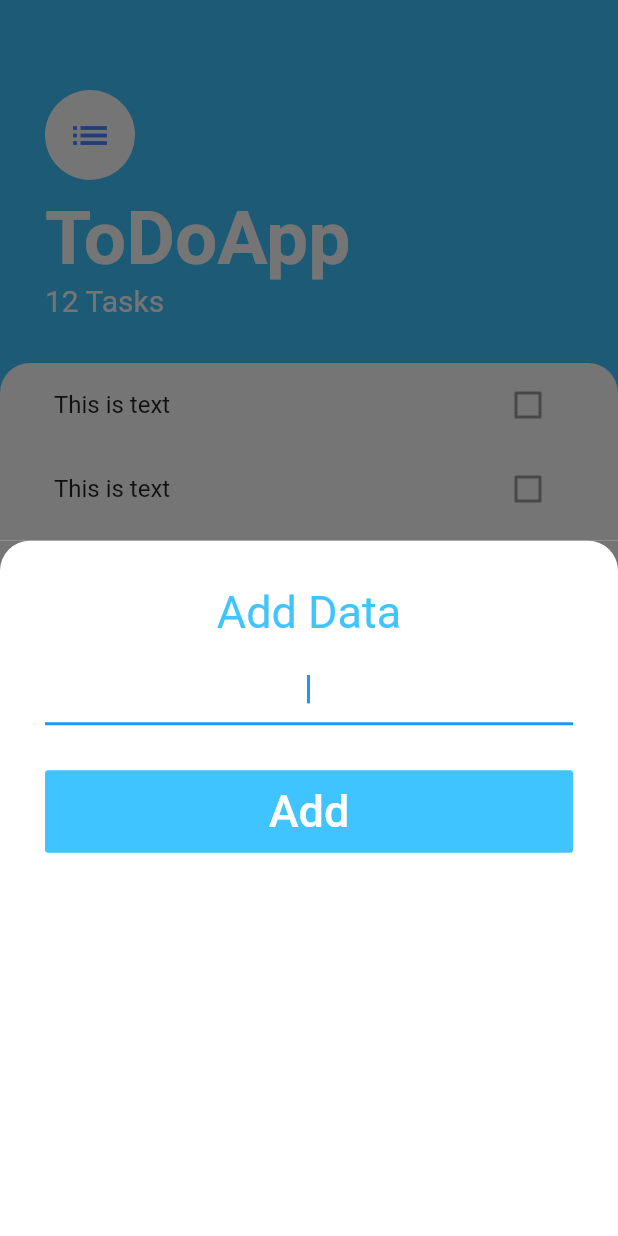
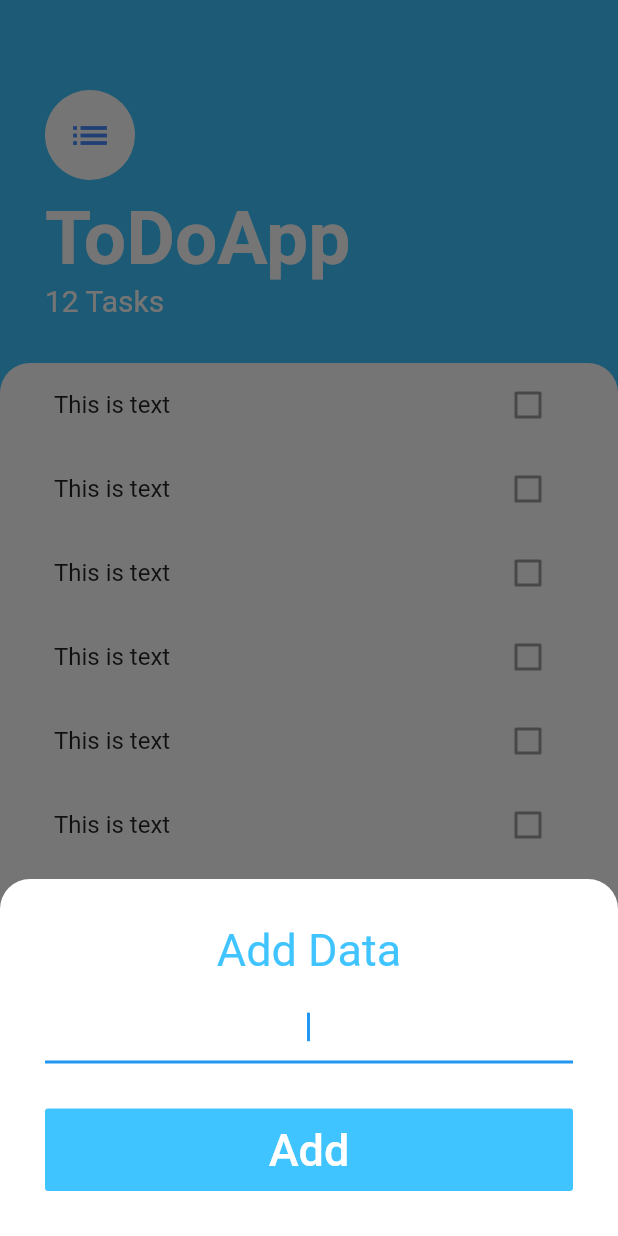
Before and after one commit to DeepakRattan/flutter_todo_app, a Flutter app: the screen it shows after launch, after a tap on the "add" icon, on a phone screen of 412 x 824 dp. Run offline on Flutter 3.47's test engine with Material 2 defaults, Android fonts, the phone set to English and light mode, and no system bars.

Commit message:
Bottom sheet is positioned above the keyboard .

```diff
--- a/lib/screens/tasks_screen.dart
+++ b/lib/screens/tasks_screen.dart
@@ -12,9 +12,25 @@ class TaskScreen extends StatelessWidget {
       floatingActionButton: FloatingActionButton(
         onPressed: () {
           // Display bottom sheet
+          /* 1. By default, the BottomSheet will take up half the screen.
+             2. For certain screen sizes, this may mean the Add button is obscured.
+                Setting the isScrolledControlled property to true you can make the modal take up the full screen
+             3. To have the AddTaskScreen sit just above the keyboard, you can wrap it
+             inside a SingleChildScrollView, which determines the padding at the bottom
+             using a MediaQuery.
+             take up the full screen: */
           showModalBottomSheet(
-              context: context,
-              builder: (BuildContext context) => AddTaskScreen());
+            isScrollControlled: true,
+            context: context,
+            builder: (context) => SingleChildScrollView(
+              // To have the AddTaskScreen sit just above the keyboard,
+              // you can wrap it inside a SingleChildScrollView, which determines the padding at the bottom using a MediaQuery.
+              child: AddTaskScreen(),
+              padding: EdgeInsets.only(
+                bottom: MediaQuery.of(context).viewInsets.bottom,
+              ),
+            ),
+          );
         },
         backgroundColor: Colors.lightBlueAccent,
         child: Icon(
```
